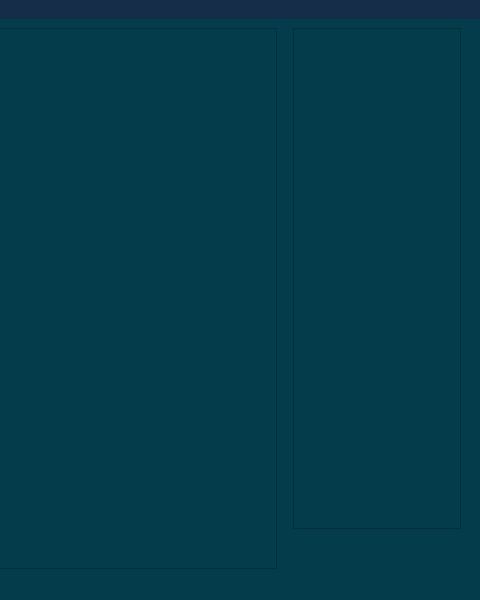
The window that mainwindow.ui (Alienso/MainAnt) describes before a commit, drawn with Qt 5; both pictures show x 676 to 1156 and y 0 to 600 of the 1156 by 600 pixel window.
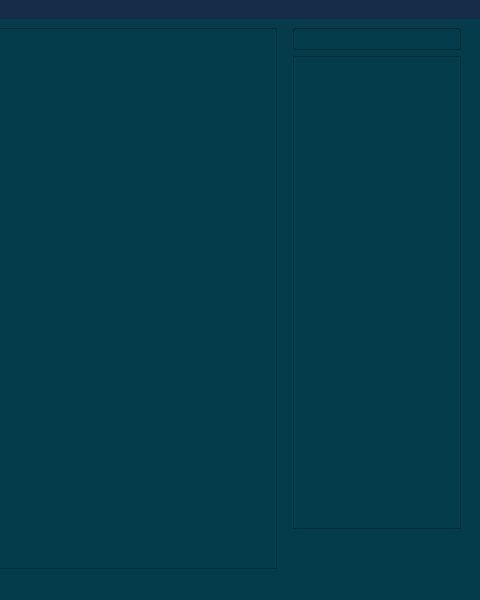
The same window after the commit. Custom widgets are drawn as their Qt base class.

Commit message:
feat: Dodat Search Bar za funkcije
* Dodat Klasa SearchBar
* Dodat Search Bar na MainWindow

```diff
--- a/mainwindow.ui
+++ b/mainwindow.ui
@@ -199,13 +199,16 @@
      <widget class="CustomGraphicsView" name="StagingArea"/>
     </item>
     <item>
-     <layout class="QVBoxLayout" name="verticalLayout_3" stretch="2,0">
+     <layout class="QVBoxLayout" name="verticalLayout_3" stretch="0,2,0">
       <property name="leftMargin">
        <number>10</number>
       </property>
       <property name="rightMargin">
        <number>10</number>
       </property>
+      <item>
+       <widget class="SearchBar" name="searchBar"/>
+      </item>
       <item>
        <widget class="QListWidget" name="listWidget">
         <property name="styleSheet">
@@ -305,6 +308,11 @@
    <extends>QGraphicsView</extends>
    <header>./headers/CustomGraphicsView.h</header>
   </customwidget>
+  <customwidget>
+   <class>SearchBar</class>
+   <extends>QLineEdit</extends>
+   <header>searchBar.h</header>
+  </customwidget>
  </customwidgets>
  <resources/>
  <connections/>
```
Left out of the diff: 2 changed lines with no effect on the pictures. The commit also changes 5 other files.
